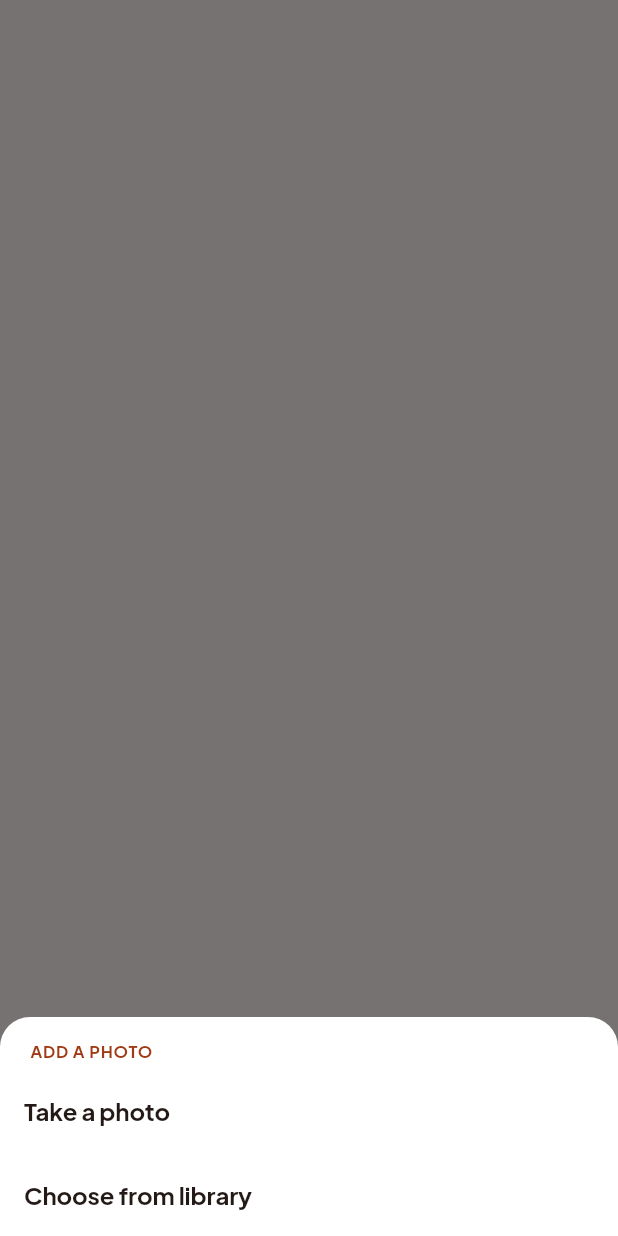
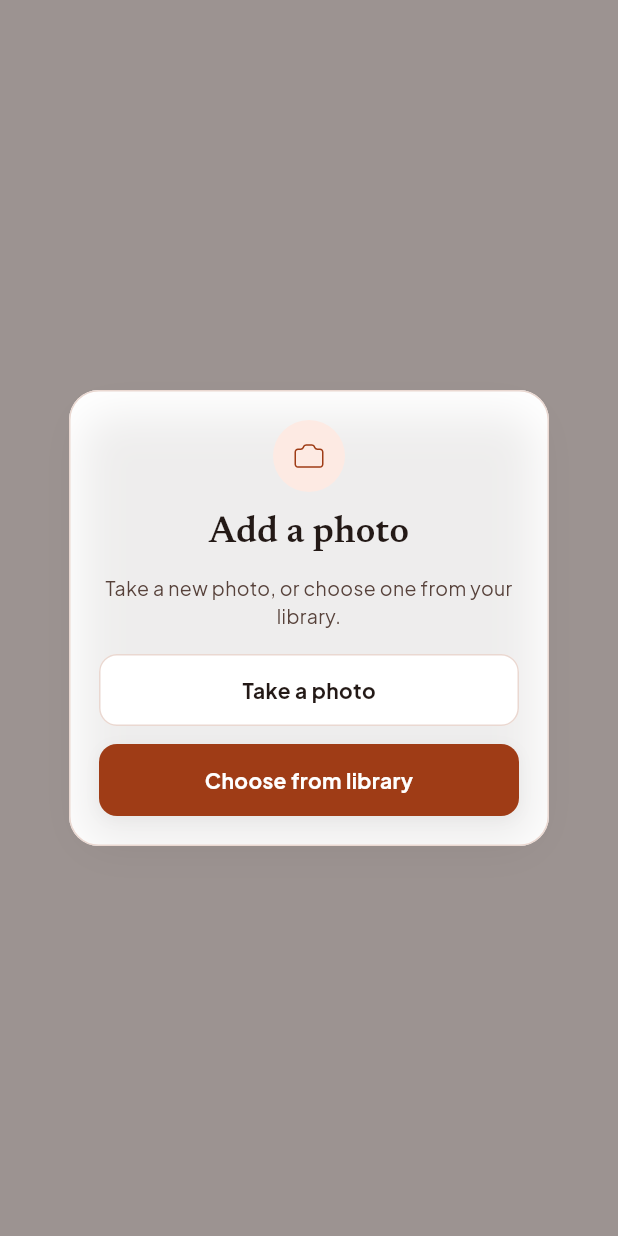
Before and after one commit to nrdmartinezz/raices-care-dev, a Flutter app: what pickGardenPhoto() shows on an empty page, opened directly, on a phone screen of 412 x 824 dp. Run offline on Flutter 3.47's test engine with Material 3 defaults, Android fonts, the phone set to English and light mode, and no system bars; our stand-ins replace cloud_firestore, cloud_functions, firebase_analytics, firebase_auth, firebase_core, firebase_crashlytics and 7 more; missing offline and left inert: firebase_app_check; accounts and stored records are empty; generated files the repository leaves out were written again; network calls fail.

Commit message:
Updates upload profile image to be more usable. - Upload profile img now lives in a modal and accepts camera and photolibrary items

```diff
--- /dev/null
+++ b/lib/core/widgets/app_dialog.dart
@@ -0,0 +1,164 @@
+import 'package:flutter/material.dart';
+import 'package:flutter_svg/flutter_svg.dart';
+import 'package:google_fonts/google_fonts.dart';
+
+import '../../app/theme.dart';
+
+/// The dim layer behind the centered account and photo dialogs.
+const appDialogBarrier = Color(0x73231916);
+
+/// A centered card: blush icon, Newsreader title, short explanation, actions.
+class AppDialog extends StatelessWidget {
+  const AppDialog({
+    super.key,
+    required this.icon,
+    required this.title,
+    required this.message,
+    required this.actions,
+  });
+
+  final Widget icon;
+  final String title;
+  final String message;
+  final Widget actions;
+
+  @override
+  Widget build(BuildContext context) {
+    return Dialog(
+      backgroundColor: AppColors.surface,
+      elevation: 0,
+      insetPadding: const EdgeInsets.symmetric(horizontal: 35),
+      shape: RoundedRectangleBorder(
+        borderRadius: BorderRadius.circular(20),
+        side: const BorderSide(color: AppColors.border),
+      ),
+      child: ConstrainedBox(
+        constraints: const BoxConstraints(maxWidth: 320),
+        child: DecoratedBox(
+          decoration: BoxDecoration(
+            borderRadius: BorderRadius.circular(20),
+            boxShadow: [
+              BoxShadow(
+                color: const Color(0xFF2C221E).withValues(alpha: 0.08),
+                offset: const Offset(0, 8),
+                blurRadius: 24,
+                spreadRadius: -8,
+              ),
+            ],
+          ),
+          child: Padding(
+            padding: const EdgeInsets.all(20),
+            child: Column(
+              mainAxisSize: MainAxisSize.min,
+              children: [
+                icon,
+                const SizedBox(height: 12),
+                Text(
+                  title,
+                  textAlign: TextAlign.center,
+                  style: GoogleFonts.newsreader(
+                    fontSize: 24,
+                    height: 30 / 24,
+                    fontWeight: FontWeight.w600,
+                    color: AppColors.ink,
+                  ),
+                ),
+                const SizedBox(height: 12),
+                Text(
+                  message,
+                  textAlign: TextAlign.center,
+                  style: GoogleFonts.plusJakartaSans(
+                    fontSize: 13,
+                    height: 1.45,
+                    color: AppColors.body,
+                  ),
+                ),
+                const SizedBox(height: 16),
+                actions,
+              ],
+            ),
+          ),
+        ),
+      ),
+    );
+  }
+}
+
+/// The outline and terracotta buttons used inside [AppDialog].
+class AppDialogButton extends StatelessWidget {
+  const AppDialogButton({
+    super.key,
+    required this.label,
+    required this.filled,
+    required this.onPressed,
+  });
+
+  final String label;
+  final bool filled;
+  final VoidCallback onPressed;
+
+  @override
+  Widget build(BuildContext context) {
+    final radius = BorderRadius.circular(12);
+    return DecoratedBox(
+      decoration: BoxDecoration(
+        borderRadius: radius,
+        boxShadow: filled
+            ? [
+                BoxShadow(
+                  color: const Color(0xFF2C221E).withValues(alpha: 0.05),
+                  offset: const Offset(0, 2),
+                  blurRadius: 8,
+                ),
+              ]
+            : null,
+      ),
+      child: Material(
+        color: filled ? AppColors.terracotta : AppColors.surface,
+        shape: RoundedRectangleBorder(
+          borderRadius: radius,
+          side: filled
+              ? BorderSide.none
+              : const BorderSide(color: AppColors.border),
+        ),
+        child: InkWell(
+          onTap: onPressed,
+          borderRadius: radius,
+          child: SizedBox(
+            height: 48,
+            width: double.infinity,
+            child: Center(
+              child: Text(
+                label,
+                style: AppText.subtitleBold.copyWith(
+                  color: filled ? AppColors.surface : AppColors.ink,
+                ),
+              ),
+            ),
+          ),
+        ),
+      ),
+    );
+  }
+}
+
+/// A 48px blush circle behind a small glyph.
+class AppIconBadge extends StatelessWidget {
+  const AppIconBadge({super.key, required this.icon});
+
+  final String icon;
+
+  @override
+  Widget build(BuildContext context) {
+    return Container(
+      width: 48,
+      height: 48,
+      alignment: Alignment.center,
+      decoration: const BoxDecoration(
+        color: AppColors.surfaceBlush,
+        shape: BoxShape.circle,
+      ),
+      child: SvgPicture.asset(icon),
+    );
+  }
+}
--- a/lib/features/photos/presentation/photo_picker.dart
+++ b/lib/features/photos/presentation/photo_picker.dart
@@ -3,8 +3,9 @@ import 'dart:typed_data';
 import 'package:flutter/material.dart';
 import 'package:image_picker/image_picker.dart';
 
-import '../../../app/theme.dart';
+import '../../../app/assets.dart';
 import '../../../core/errors/app_exception.dart';
+import '../../../core/widgets/app_dialog.dart';
 
 /// Bytes chosen from the camera or the library, ready to upload.
 class PickedGardenPhoto {
@@ -16,37 +17,27 @@ class PickedGardenPhoto {
 
 /// Asks for a source, then returns the image. Null when the gardener backs out.
 Future<PickedGardenPhoto?> pickGardenPhoto(BuildContext context) async {
-  final source = await showModalBottomSheet<ImageSource>(
+  final source = await showDialog<ImageSource>(
     context: context,
-    backgroundColor: AppColors.surface,
-    shape: const RoundedRectangleBorder(
-      borderRadius: BorderRadius.vertical(top: Radius.circular(20)),
-    ),
-    builder: (sheetContext) => SafeArea(
-      child: Column(
-        mainAxisSize: MainAxisSize.min,
-        crossAxisAlignment: CrossAxisAlignment.start,
+    barrierColor: appDialogBarrier,
+    builder: (dialogContext) => AppDialog(
+      icon: const AppIconBadge(icon: AppIcons.setupCamera),
+      title: 'Add a photo',
+      message: 'Take a new photo, or choose one from your library.',
+      actions: Column(
         children: [
-          Padding(
-            padding: const EdgeInsets.fromLTRB(20, 16, 20, 4),
-            child: Text(
-              'ADD A PHOTO',
-              style: AppText.eyebrow.copyWith(color: AppColors.terracotta),
-            ),
+          AppDialogButton(
+            label: 'Take a photo',
+            filled: false,
+            onPressed: () =>
+                Navigator.of(dialogContext).pop(ImageSource.camera),
           ),
-          ListTile(
-            title: Text(
-              'Take a photo',
-              style: AppText.title.copyWith(color: AppColors.ink),
-            ),
-            onTap: () => Navigator.of(sheetContext).pop(ImageSource.camera),
-          ),
-          ListTile(
-            title: Text(
-              'Choose from library',
-              style: AppText.title.copyWith(color: AppColors.ink),
-            ),
-            onTap: () => Navigator.of(sheetContext).pop(ImageSource.gallery),
+          const SizedBox(height: 12),
+          AppDialogButton(
+            label: 'Choose from library',
+            filled: true,
+            onPressed: () =>
+                Navigator.of(dialogContext).pop(ImageSource.gallery),
           ),
         ],
       ),
--- a/lib/features/profile/presentation/account_settings_screen.dart
+++ b/lib/features/profile/presentation/account_settings_screen.dart
@@ -6,6 +6,7 @@ import '../../../app/assets.dart';
 import '../../../app/shell/app_shell.dart';
 import '../../../app/theme.dart';
 import '../../../core/errors/app_exception.dart';
+import '../../../core/widgets/app_dialog.dart';
 import '../../auth/data/auth_repository.dart';
 import '../../auth/domain/app_user.dart';
 import '../../auth/domain/auth_validators.dart';
@@ -261,7 +262,7 @@ class _AccountSettingsScreenState extends ConsumerState<AccountSettingsScreen> {
   Future<void> _deleteAccount() async {
     final confirmed = await showAccountConfirmDialog(
       context,
-      icon: const AccountAlertBadge(icon: AppIcons.accountAlert),
+      icon: const AppIconBadge(icon: AppIcons.accountAlert),
       title: 'Delete account?',
       message: 'Are you sure you want to delete your account?',
       confirmLabel: 'Delete account',
```
Also changed, not shown: lib/features/profile/presentation/account_confirm_dialog.dart (+7 -161 lines).
